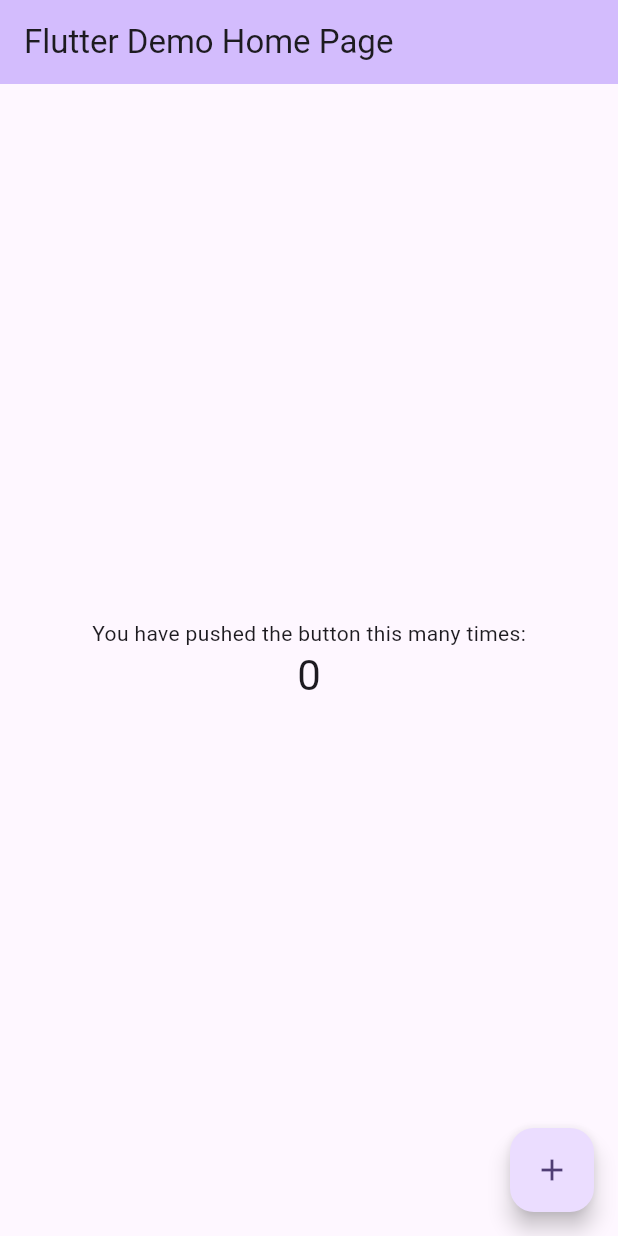
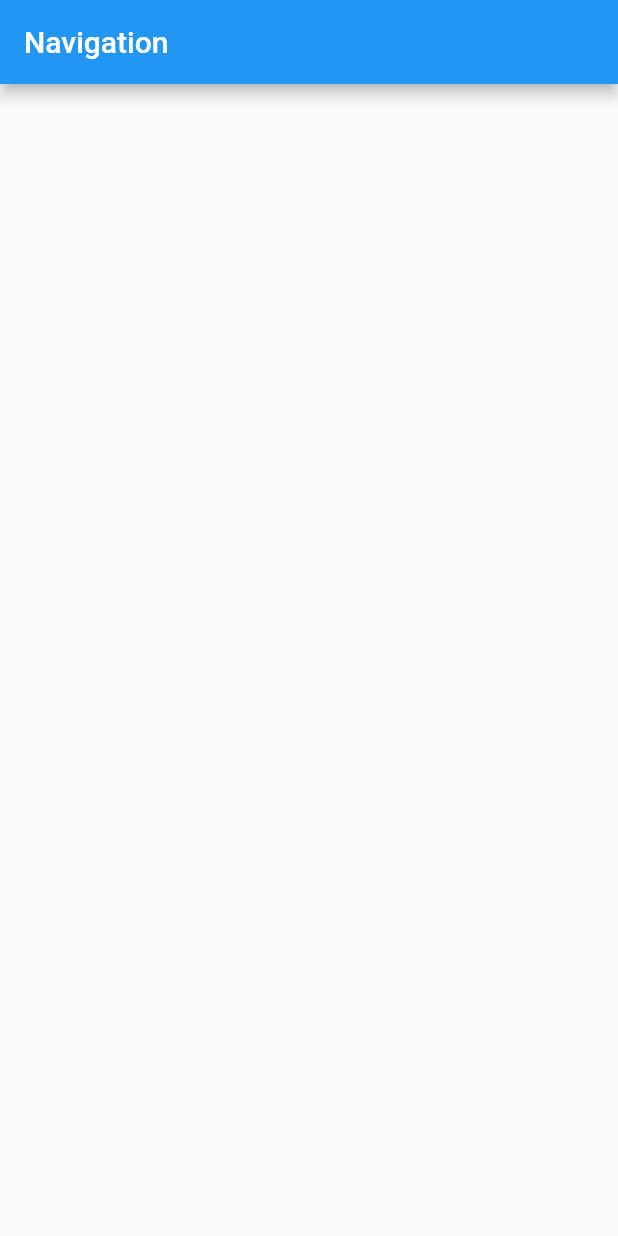
Before and after one commit to AssadiSabri/GithubTest_app, a Flutter app: the screen it shows after launch, on a phone screen of 412 x 824 dp. Run offline on Flutter 3.47's test engine with Material 2 defaults, Android fonts, the phone set to English and light mode, and no system bars; missing offline and left inert: dart:js.

Commit message:
app core

```diff
--- a/lib/main.dart
+++ b/lib/main.dart
@@ -1,125 +1,24 @@
+import 'dart:js';
+
 import 'package:flutter/material.dart';
 
+
 void main() {
-  runApp(const MyApp());
+  runApp(MaterialApp(
+    home: Scaffold(
+      appBar: AppBar(
+        title: Text('Navigation'),
+      ),
+      body: Myapp(),
+    ),
+    routes: {},
+  ));
 }
 
-class MyApp extends StatelessWidget {
-  const MyApp({super.key});
-
-  // This widget is the root of your application.
+class Myapp extends StatelessWidget {
+  const Myapp({super.key});
   @override
   Widget build(BuildContext context) {
-    return MaterialApp(
-      title: 'Flutter Demo',
-      theme: ThemeData(
-        // This is the theme of your application.
-        //
-        // TRY THIS: Try running your application with "flutter run". You'll see
-        // the application has a blue toolbar. Then, without quitting the app,
-        // try changing the seedColor in the colorScheme below to Colors.green
-        // and then invoke "hot reload" (save your changes or press the "hot
-        // reload" button in a Flutter-supported IDE, or press "r" if you used
-        // the command line to start the app).
-        //
-        // Notice that the counter didn't reset back to zero; the application
-        // state is not lost during the reload. To reset the state, use hot
-        // restart instead.
-        //
-        // This works for code too, not just values: Most code changes can be
-        // tested with just a hot reload.
-        colorScheme: ColorScheme.fromSeed(seedColor: Colors.deepPurple),
-        useMaterial3: true,
-      ),
-      home: const MyHomePage(title: 'Flutter Demo Home Page'),
-    );
+    return Column();
   }
 }
-
-class MyHomePage extends StatefulWidget {
-  const MyHomePage({super.key, required this.title});
-
-  // This widget is the home page of your application. It is stateful, meaning
-  // that it has a State object (defined below) that contains fields that affect
-  // how it looks.
-
-  // This class is the configuration for the state. It holds the values (in this
-  // case the title) provided by the parent (in this case the App widget) and
-  // used by the build method of the State. Fields in a Widget subclass are
-  // always marked "final".
-
-  final String title;
-
-  @override
-  State<MyHomePage> createState() => _MyHomePageState();
-}
-
-class _MyHomePageState extends State<MyHomePage> {
-  int _counter = 0;
-
-  void _incrementCounter() {
-    setState(() {
-      // This call to setState tells the Flutter framework that something has
-      // changed in this State, which causes it to rerun the build method below
-      // so that the display can reflect the updated values. If we changed
-      // _counter without calling setState(), then the build method would not be
-      // called again, and so nothing would appear to happen.
-      _counter++;
-    });
-  }
-
-  @override
-  Widget build(BuildContext context) {
-    // This method is rerun every time setState is called, for instance as done
-    // by the _incrementCounter method above.
-    //
-    // The Flutter framework has been optimized to make rerunning build methods
-    // fast, so that you can just rebuild anything that needs updating rather
-    // than having to individually change instances of widgets.
-    return Scaffold(
-      appBar: AppBar(
-        // TRY THIS: Try changing the color here to a specific color (to
-        // Colors.amber, perhaps?) and trigger a hot reload to see the AppBar
-        // change color while the other colors stay the same.
-        backgroundColor: Theme.of(context).colorScheme.inversePrimary,
-        // Here we take the value from the MyHomePage object that was created by
-        // the App.build method, and use it to set our appbar title.
-        title: Text(widget.title),
-      ),
-      body: Center(
-        // Center is a layout widget. It takes a single child and positions it
-        // in the middle of the parent.
-        child: Column(
-          // Column is also a layout widget. It takes a list of children and
-          // arranges them vertically. By default, it sizes itself to fit its
-          // children horizontally, and tries to be as tall as its parent.
-          //
-          // Column has various properties to control how it sizes itself and
-          // how it positions its children. Here we use mainAxisAlignment to
-          // center the children vertically; the main axis here is the vertical
-          // axis because Columns are vertical (the cross axis would be
-          // horizontal).
-          //
-          // TRY THIS: Invoke "debug painting" (choose the "Toggle Debug Paint"
-          // action in the IDE, or press "p" in the console), to see the
-          // wireframe for each widget.
-          mainAxisAlignment: MainAxisAlignment.center,
-          children: <Widget>[
-            const Text(
-              'You have pushed the button this many times:',
-            ),
-            Text(
-              '$_counter',
-              style: Theme.of(context).textTheme.headlineMedium,
-            ),
-          ],
-        ),
-      ),
-      floatingActionButton: FloatingActionButton(
-        onPressed: _incrementCounter,
-        tooltip: 'Increment',
-        child: const Icon(Icons.add),
-      ), // This trailing comma makes auto-formatting nicer for build methods.
-    );
-  }
-}
```
